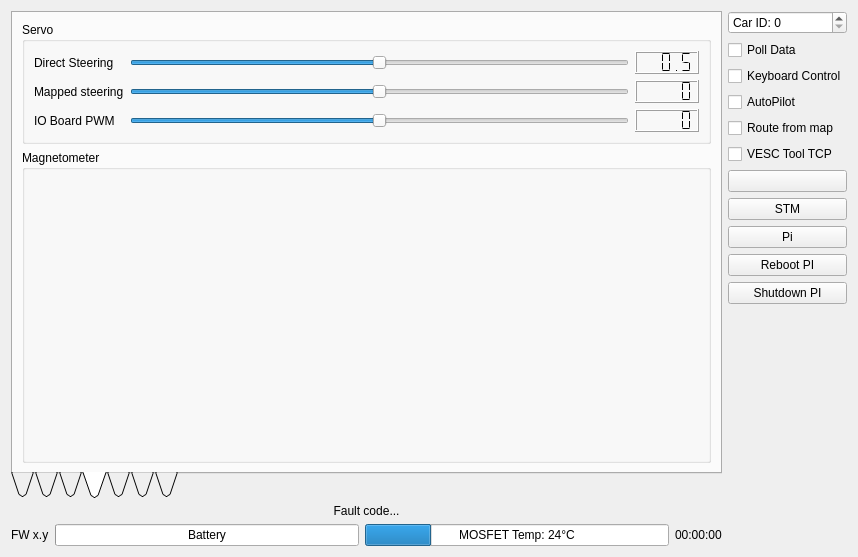
GunnarLarssonSLU/rise_sdvp, file Linux/RControlStation/carinterface.ui: the form before one commit.
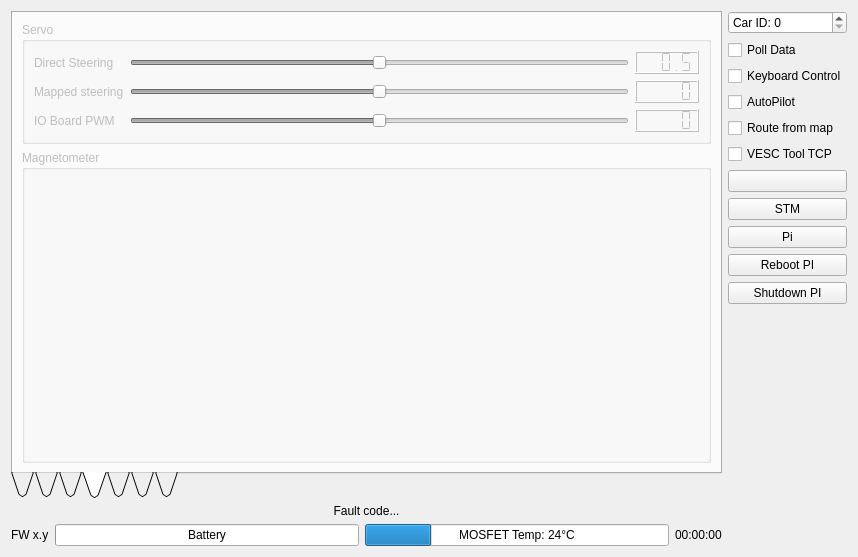
The form after the commit. The open tabs and pages were chosen to show the change. Icons and pictures are not drawn. Custom widgets are drawn as their Qt base class.

Commit message: Remove more stuff from interface

Patch:
```diff
--- a/Linux/RControlStation/carinterface.ui
+++ b/Linux/RControlStation/carinterface.ui
@@ -377,6 +377,9 @@
         </layout>
        </widget>
        <widget class="QWidget" name="tab_4">
+        <property name="enabled">
+         <bool>false</bool>
+        </property>
         <attribute name="icon">
          <iconset resource="resources.qrc">
           <normaloff>:/models/Icons/Magnet-96.png</normaloff>:/models/Icons/Magnet-96.png</iconset>
```
Left out of the diff: 5 changed lines with no effect on the pictures. The commit also changes 3 other files.
